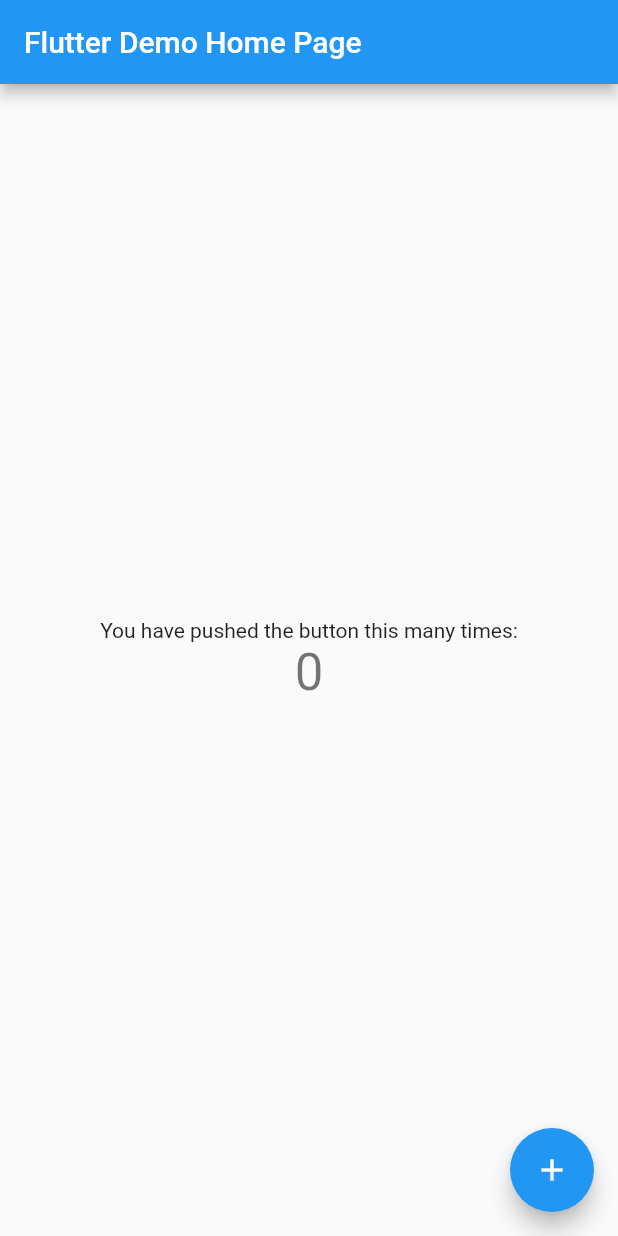
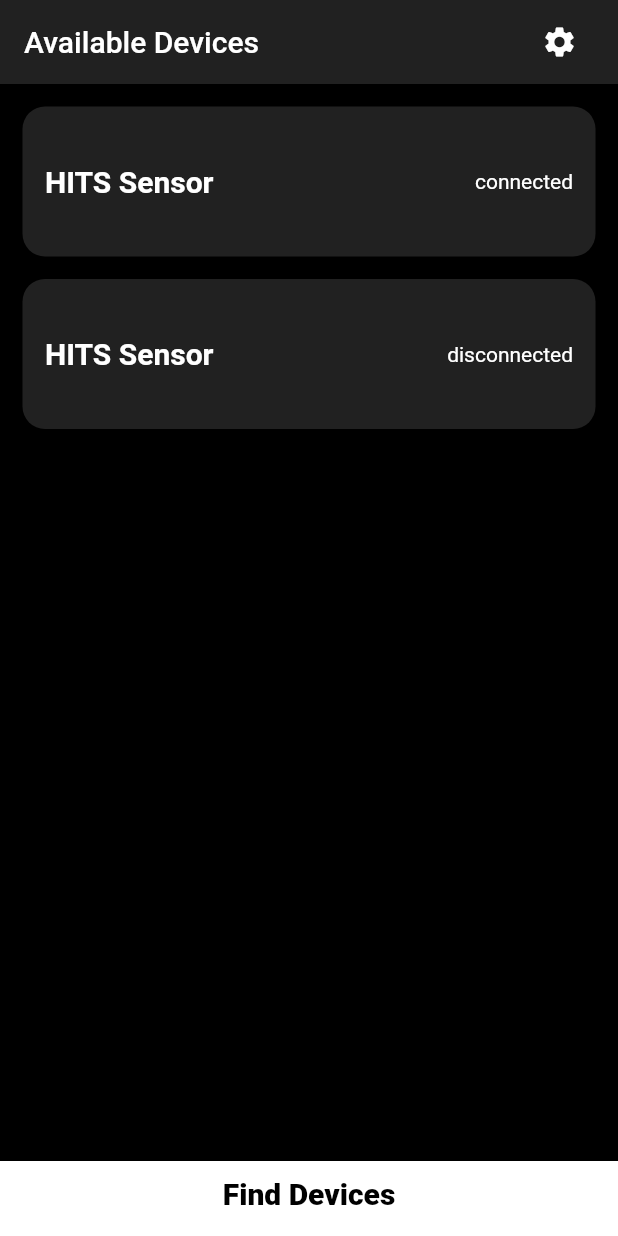
Before and after one commit to davidmhunt3/HITS_Bluetooth_Demo, a Flutter app: the screen it shows after launch, on a phone screen of 412 x 824 dp. Run offline on Flutter 3.47's test engine with Material 2 defaults, Android fonts, the phone set to English and light mode, and no system bars.

Commit message:
Created Device Cards and Worked on Available Devices Screen

```diff
--- /dev/null
+++ b/hits_bluetooth_demo/lib/Cards_Widgets/DeviceCard.dart
@@ -0,0 +1,39 @@
+import 'package:flutter/material.dart';
+import 'package:hits_bluetooth_demo/constants.dart';
+
+class DeviceCard extends StatelessWidget {
+  DeviceCard({@required this.deviceName, @required this.conncectionStatus});
+
+  String deviceName;
+  String conncectionStatus;
+
+  @override
+  Widget build(BuildContext context) {
+    return GestureDetector(
+      onTap: () {
+        print('Device Tapped');
+      },
+      child: Container(
+        margin: EdgeInsets.fromLTRB(kDeviceCardMargin, kDeviceCardMargin / 2,
+            kDeviceCardMargin, kDeviceCardMargin / 2),
+        padding: EdgeInsets.all(15.0),
+        decoration: BoxDecoration(
+          color: kDeviceBackgroundColor,
+          borderRadius: BorderRadius.circular(15.0),
+        ),
+        constraints: BoxConstraints.expand(height: 100.0),
+        child: Row(
+          crossAxisAlignment: CrossAxisAlignment.center,
+          mainAxisAlignment: MainAxisAlignment.spaceBetween,
+          children: <Widget>[
+            Text(
+              deviceName,
+              style: kDeviceNameTextStyle,
+            ),
+            Text(conncectionStatus)
+          ],
+        ),
+      ),
+    );
+  }
+}
--- /dev/null
+++ b/hits_bluetooth_demo/lib/constants.dart
@@ -0,0 +1,10 @@
+import 'package:flutter/material.dart';
+
+const kAppBarColor = Color(0xFF212121);
+const kScaffoldBackgroundColor = Color(0xFF000000);
+
+//Search Devices Screen
+const kDeviceBackgroundColor = Color(0xFF212121);
+const kDeviceNameTextStyle =
+    TextStyle(fontSize: 20.0, fontWeight: FontWeight.w700);
+const kDeviceCardMargin = 15.0;
--- a/hits_bluetooth_demo/lib/main.dart
+++ b/hits_bluetooth_demo/lib/main.dart
@@ -1,4 +1,6 @@
 import 'package:flutter/material.dart';
+import 'package:hits_bluetooth_demo/screens/Loading_Screen.dart';
+import 'constants.dart';
 
 void main() => runApp(MyApp());
 
@@ -8,104 +10,9 @@ class MyApp extends StatelessWidget {
   Widget build(BuildContext context) {
     return MaterialApp(
       title: 'Flutter Demo',
-      theme: ThemeData(
-        // This is the theme of your application.
-        //
-        // Try running your application with "flutter run". You'll see the
-        // application has a blue toolbar. Then, without quitting the app, try
-        // changing the primarySwatch below to Colors.green and then invoke
-        // "hot reload" (press "r" in the console where you ran "flutter run",
-        // or simply save your changes to "hot reload" in a Flutter IDE).
-        // Notice that the counter didn't reset back to zero; the application
-        // is not restarted.
-        primarySwatch: Colors.blue,
-      ),
-      home: MyHomePage(title: 'Flutter Demo Home Page'),
+      theme: ThemeData.dark()
+          .copyWith(scaffoldBackgroundColor: kScaffoldBackgroundColor),
+      home: LoadingScreen(),
     );
   }
 }
-
-class MyHomePage extends StatefulWidget {
-  MyHomePage({Key key, this.title}) : super(key: key);
-
-  // This widget is the home page of your application. It is stateful, meaning
-  // that it has a State object (defined below) that contains fields that affect
-  // how it looks.
-
-  // This class is the configuration for the state. It holds the values (in this
-  // case the title) provided by the parent (in this case the App widget) and
-  // used by the build method of the State. Fields in a Widget subclass are
-  // always marked "final".
-
-  final String title;
-
-  @override
-  _MyHomePageState createState() => _MyHomePageState();
-}
-
-class _MyHomePageState extends State<MyHomePage> {
-  int _counter = 0;
-
-  void _incrementCounter() {
-    setState(() {
-      // This call to setState tells the Flutter framework that something has
-      // changed in this State, which causes it to rerun the build method below
-      // so that the display can reflect the updated values. If we changed
-      // _counter without calling setState(), then the build method would not be
-      // called again, and so nothing would appear to happen.
-      _counter++;
-    });
-  }
-
-  @override
-  Widget build(BuildContext context) {
-    // This method is rerun every time setState is called, for instance as done
-    // by the _incrementCounter method above.
-    //
-    // The Flutter framework has been optimized to make rerunning build methods
-    // fast, so that you can just rebuild anything that needs updating rather
-    // than having to individually change instances of widgets.
-    return Scaffold(
-      appBar: AppBar(
-        // Here we take the value from the MyHomePage object that was created by
-        // the App.build method, and use it to set our appbar title.
-        title: Text(widget.title),
-      ),
-      body: Center(
-        // Center is a layout widget. It takes a single child and positions it
-        // in the middle of the parent.
-        child: Column(
-          // Column is also a layout widget. It takes a list of children and
-          // arranges them vertically. By default, it sizes itself to fit its
-          // children horizontally, and tries to be as tall as its parent.
-          //
-          // Invoke "debug painting" (press "p" in the console, choose the
-          // "Toggle Debug Paint" action from the Flutter Inspector in Android
-          // Studio, or the "Toggle Debug Paint" command in Visual Studio Code)
-          // to see the wireframe for each widget.
-          //
-          // Column has various properties to control how it sizes itself and
-          // how it positions its children. Here we use mainAxisAlignment to
-          // center the children vertically; the main axis here is the vertical
-          // axis because Columns are vertical (the cross axis would be
-          // horizontal).
-          mainAxisAlignment: MainAxisAlignment.center,
-          children: <Widget>[
-            Text(
-              'You have pushed the button this many times:',
-            ),
-            Text(
-              '$_counter',
-              style: Theme.of(context).textTheme.display1,
-            ),
-          ],
-        ),
-      ),
-      floatingActionButton: FloatingActionButton(
-        onPressed: _incrementCounter,
-        tooltip: 'Increment',
-        child: Icon(Icons.add),
-      ), // This trailing comma makes auto-formatting nicer for build methods.
-    );
-  }
-}
--- /dev/null
+++ b/hits_bluetooth_demo/lib/screens/Device_Screen.dart
@@ -0,0 +1 @@
+import 'package:flutter/material.dart';
--- /dev/null
+++ b/hits_bluetooth_demo/lib/screens/Search_Devices_Screen.dart
@@ -0,0 +1,70 @@
+import 'package:flutter/cupertino.dart';
+import 'package:flutter/material.dart';
+import 'Search_Settings_Screen.dart';
+import 'package:hits_bluetooth_demo/constants.dart';
+import 'package:hits_bluetooth_demo/Cards_Widgets/DeviceCard.dart';
+
+class SearchDevicesScreen extends StatefulWidget {
+  @override
+  _SearchDevicesScreenState createState() => _SearchDevicesScreenState();
+}
+
+class _SearchDevicesScreenState extends State<SearchDevicesScreen> {
+  @override
+  Widget build(BuildContext context) {
+    return Scaffold(
+      appBar: AppBar(
+        title: Text('Available Devices'),
+        backgroundColor: kAppBarColor,
+        automaticallyImplyLeading: false, //gets rid of the back button
+        actions: <Widget>[
+          Padding(
+            padding: EdgeInsets.only(right: 15.0),
+            child: IconButton(
+              icon: Icon(Icons.settings),
+              alignment: Alignment.center,
+              onPressed: () {
+                Navigator.push(
+                  context,
+                  MaterialPageRoute(
+                    builder: (context) {
+                      return SearchSettingsScreen();
+                    },
+                  ),
+                );
+              },
+            ),
+          ),
+        ],
+      ),
+      bottomNavigationBar: BottomAppBar(
+        color: Colors.white,
+        child: Container(
+          padding: EdgeInsets.only(top: 10.0),
+          constraints: BoxConstraints.tightFor(height: 50),
+          child: Text(
+            'Find Devices',
+            style: TextStyle(
+                color: Colors.black,
+                fontSize: 20.0,
+                fontWeight: FontWeight.w900),
+            textAlign: TextAlign.center,
+          ),
+        ),
+      ),
+      body: Column(
+        children: <Widget>[
+          SizedBox.fromSize(
+            size: Size(double.infinity, kDeviceCardMargin / 2),
+          ),
+          DeviceCard(
+            deviceName: 'HITS Sensor',
+            conncectionStatus: 'connected',
+          ),
+          DeviceCard(
+              deviceName: 'HITS Sensor', conncectionStatus: 'disconnected')
+        ],
+      ),
+    );
+  }
+}
--- a/hits_bluetooth_demo/pubspec.yaml
+++ b/hits_bluetooth_demo/pubspec.yaml
@@ -41,8 +41,8 @@ flutter:
   uses-material-design: true
 
   # To add assets to your application, add an assets section, like this:
-  # assets:
-  #  - images/a_dot_burr.jpeg
+  assets:
+  - images/
   #  - images/a_dot_ham.jpeg
 
   # An image asset can refer to one or more resolution-specific "variants", see
```
Also changed, not shown: hits_bluetooth_demo/lib/screens/Loading_Screen.dart (added, +37 -0 lines), hits_bluetooth_demo/lib/screens/Search_Settings_Screen.dart (added, +17 -0 lines), hits_bluetooth_demo/images/HITS_Logo.jpg (added), hits_bluetooth_demo/images/SMALL_logo_1.png (added), hits_bluetooth_demo/images/SMALL_logo_1@2x.png (added), hits_bluetooth_demo/images/SMALL_logo_1@3x.png (added), 1 other file.
